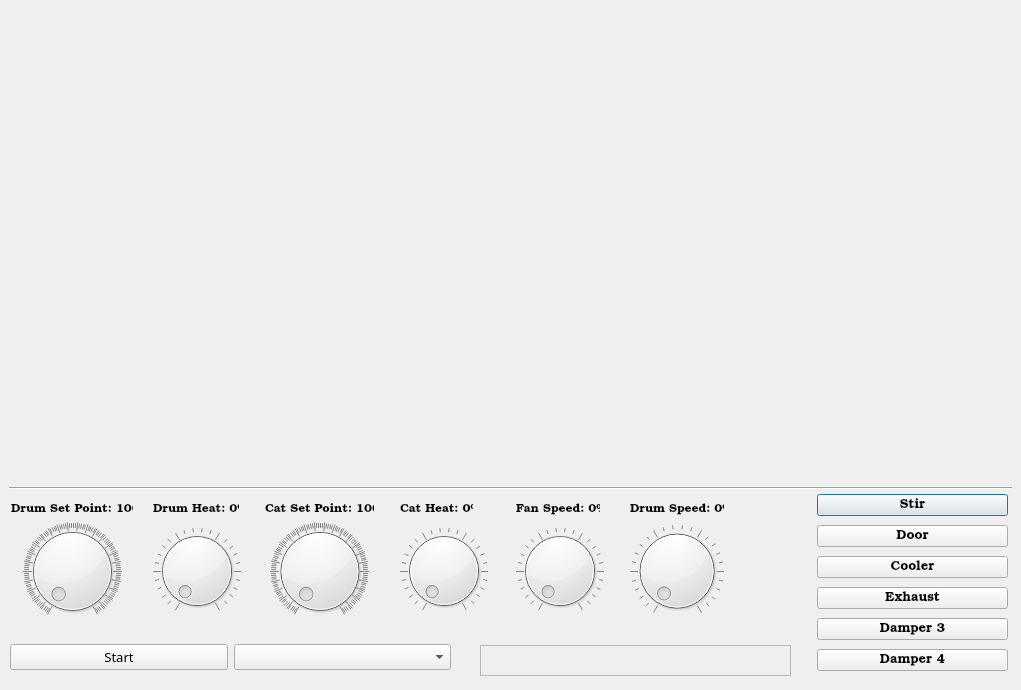
This is controlroomdialog.ui in barbosaMatheus/USR_Coffee_Profiles as Qt 5 draws it before an edit. The edited form follows.
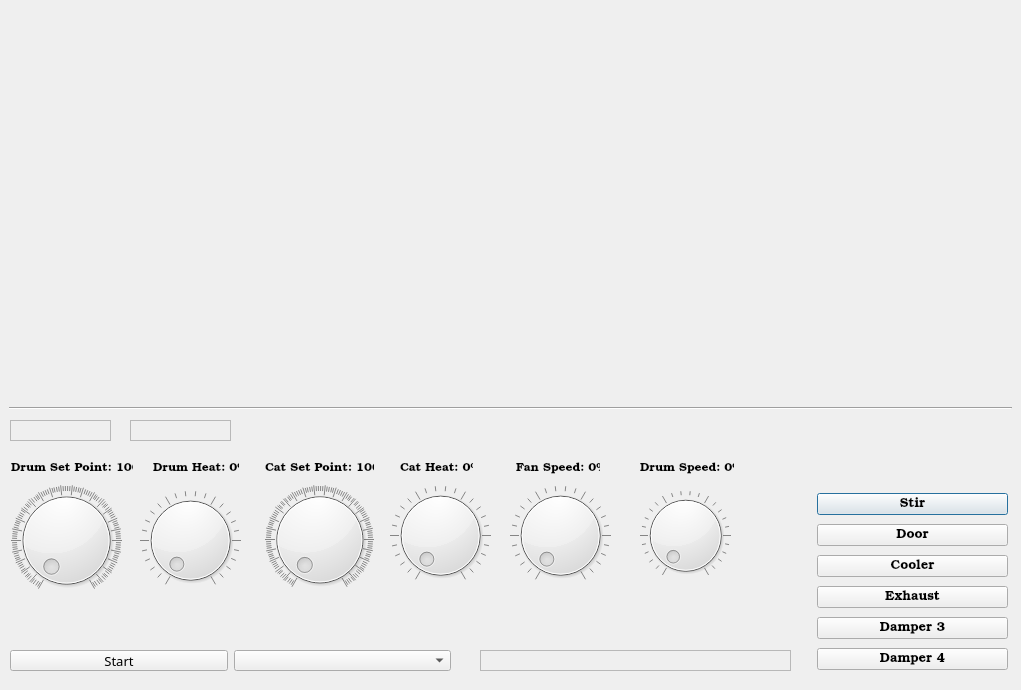
This is the edited form.

```diff
--- a/controlroomdialog.ui
+++ b/controlroomdialog.ui
@@ -17,7 +17,7 @@
    <property name="geometry">
     <rect>
      <x>9</x>
-     <y>480</y>
+     <y>400</y>
      <width>1003</width>
      <height>16</height>
     </rect>
@@ -32,7 +32,7 @@
      <x>0</x>
      <y>0</y>
      <width>1021</width>
-     <height>481</height>
+     <height>401</height>
     </rect>
    </property>
   </widget>
@@ -40,7 +40,7 @@
    <property name="geometry">
     <rect>
      <x>817</x>
-     <y>491</y>
+     <y>490</y>
      <width>191</width>
      <height>188</height>
     </rect>
@@ -130,9 +130,9 @@
    <property name="geometry">
     <rect>
      <x>10</x>
-     <y>644</y>
+     <y>650</y>
      <width>441</width>
-     <height>27</height>
+     <height>21</height>
     </rect>
    </property>
    <layout class="QHBoxLayout" name="horizontalLayout">
@@ -165,9 +165,9 @@
    <property name="geometry">
     <rect>
      <x>480</x>
-     <y>645</y>
+     <y>650</y>
      <width>311</width>
-     <height>31</height>
+     <height>21</height>
     </rect>
    </property>
    <property name="font">
@@ -196,7 +196,7 @@
    <property name="geometry">
     <rect>
      <x>11</x>
-     <y>501</y>
+     <y>460</y>
      <width>122</width>
      <height>16</height>
     </rect>
@@ -214,7 +214,7 @@
    <property name="geometry">
     <rect>
      <x>265</x>
-     <y>501</y>
+     <y>460</y>
      <width>109</width>
      <height>16</height>
     </rect>
@@ -232,7 +232,7 @@
    <property name="geometry">
     <rect>
      <x>153</x>
-     <y>501</y>
+     <y>460</y>
      <width>86</width>
      <height>16</height>
     </rect>
@@ -250,7 +250,7 @@
    <property name="geometry">
     <rect>
      <x>400</x>
-     <y>501</y>
+     <y>460</y>
      <width>73</width>
      <height>16</height>
     </rect>
@@ -268,7 +268,7 @@
    <property name="geometry">
     <rect>
      <x>516</x>
-     <y>501</y>
+     <y>460</y>
      <width>84</width>
      <height>16</height>
     </rect>
@@ -285,10 +285,10 @@
   <widget class="QDial" name="dh_dial">
    <property name="geometry">
     <rect>
-     <x>153</x>
-     <y>522</y>
-     <width>88</width>
-     <height>98</height>
+     <x>140</x>
+     <y>480</y>
+     <width>101</width>
+     <height>121</height>
     </rect>
    </property>
    <property name="maximum">
@@ -302,9 +302,9 @@
    <property name="geometry">
     <rect>
      <x>11</x>
-     <y>522</y>
-     <width>122</width>
-     <height>98</height>
+     <y>480</y>
+     <width>111</width>
+     <height>121</height>
     </rect>
    </property>
    <property name="minimum">
@@ -320,8 +320,8 @@
   <widget class="QLabel" name="ds_label">
    <property name="geometry">
     <rect>
-     <x>630</x>
-     <y>501</y>
+     <x>640</x>
+     <y>460</y>
      <width>94</width>
      <height>16</height>
     </rect>
@@ -338,10 +338,10 @@
   <widget class="QDial" name="ds_dial">
    <property name="geometry">
     <rect>
-     <x>630</x>
-     <y>522</y>
-     <width>94</width>
-     <height>98</height>
+     <x>640</x>
+     <y>490</y>
+     <width>91</width>
+     <height>91</height>
     </rect>
    </property>
    <property name="notchesVisible">
@@ -351,10 +351,10 @@
   <widget class="QDial" name="fs_dial">
    <property name="geometry">
     <rect>
-     <x>516</x>
-     <y>522</y>
-     <width>88</width>
-     <height>98</height>
+     <x>510</x>
+     <y>480</y>
+     <width>101</width>
+     <height>111</height>
     </rect>
    </property>
    <property name="notchesVisible">
@@ -365,9 +365,9 @@
    <property name="geometry">
     <rect>
      <x>265</x>
-     <y>522</y>
+     <y>459</y>
      <width>109</width>
-     <height>98</height>
+     <height>161</height>
     </rect>
    </property>
    <property name="minimum">
@@ -383,16 +383,78 @@
   <widget class="QDial" name="ch_dial">
    <property name="geometry">
     <rect>
-     <x>400</x>
-     <y>522</y>
-     <width>88</width>
-     <height>98</height>
+     <x>390</x>
+     <y>480</y>
+     <width>101</width>
+     <height>111</height>
     </rect>
    </property>
    <property name="notchesVisible">
     <bool>true</bool>
    </property>
   </widget>
+  <widget class="QLabel" name="x_pos">
+   <property name="geometry">
+    <rect>
+     <x>10</x>
+     <y>420</y>
+     <width>101</width>
+     <height>21</height>
+    </rect>
+   </property>
+   <property name="font">
+    <font>
+     <family>Bookman Old Style</family>
+     <pointsize>9</pointsize>
+    </font>
+   </property>
+   <property name="frameShape">
+    <enum>QFrame::StyledPanel</enum>
+   </property>
+   <property name="frameShadow">
+    <enum>QFrame::Raised</enum>
+   </property>
+   <property name="lineWidth">
+    <number>5</number>
+   </property>
+   <property name="text">
+    <string/>
+   </property>
+   <property name="wordWrap">
+    <bool>true</bool>
+   </property>
+  </widget>
+  <widget class="QLabel" name="y_pos">
+   <property name="geometry">
+    <rect>
+     <x>130</x>
+     <y>420</y>
+     <width>101</width>
+     <height>21</height>
+    </rect>
+   </property>
+   <property name="font">
+    <font>
+     <family>Bookman Old Style</family>
+     <pointsize>9</pointsize>
+    </font>
+   </property>
+   <property name="frameShape">
+    <enum>QFrame::StyledPanel</enum>
+   </property>
+   <property name="frameShadow">
+    <enum>QFrame::Raised</enum>
+   </property>
+   <property name="lineWidth">
+    <number>5</number>
+   </property>
+   <property name="text">
+    <string/>
+   </property>
+   <property name="wordWrap">
+    <bool>true</bool>
+   </property>
+  </widget>
  </widget>
  <resources/>
  <connections/>
```
